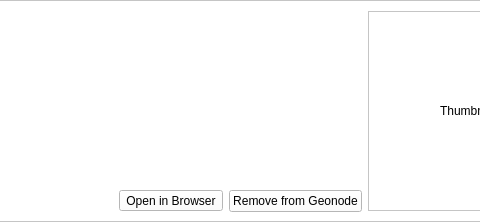
This is src/qgis_geonode/ui/search_result_widget.ui in GeoNode/QGISGeoNodePlugin as Qt 5 draws it before an edit; both pictures show x 190 to 670 and y 0 to 222 of the 768 by 222 pixel window. The edited form follows.
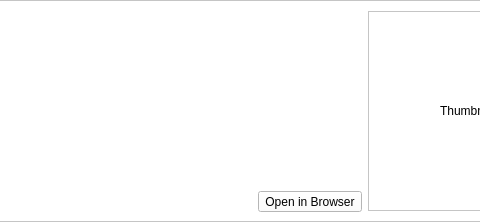
This is the edited form.

What changed in the file:
```diff
--- a/src/qgis_geonode/ui/search_result_widget.ui
+++ b/src/qgis_geonode/ui/search_result_widget.ui
@@ -166,16 +166,6 @@
             </property>
            </widget>
           </item>
-          <item>
-           <widget class="QPushButton" name="remove_btn">
-            <property name="toolTip">
-             <string>&lt;html&gt;&lt;head/&gt;&lt;body&gt;&lt;p&gt;Delete the resource from GeoNode repository&lt;/p&gt;&lt;/body&gt;&lt;/html&gt;</string>
-            </property>
-            <property name="text">
-             <string>Remove from Geonode</string>
-            </property>
-           </widget>
-          </item>
          </layout>
         </item>
        </layout>
```
